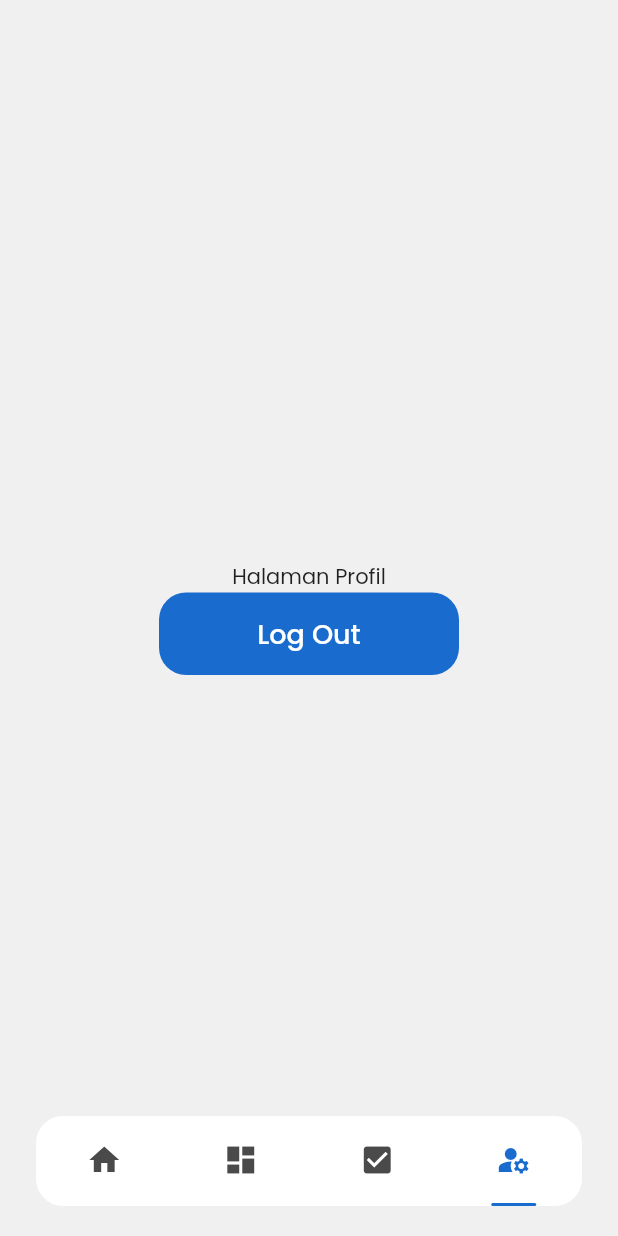
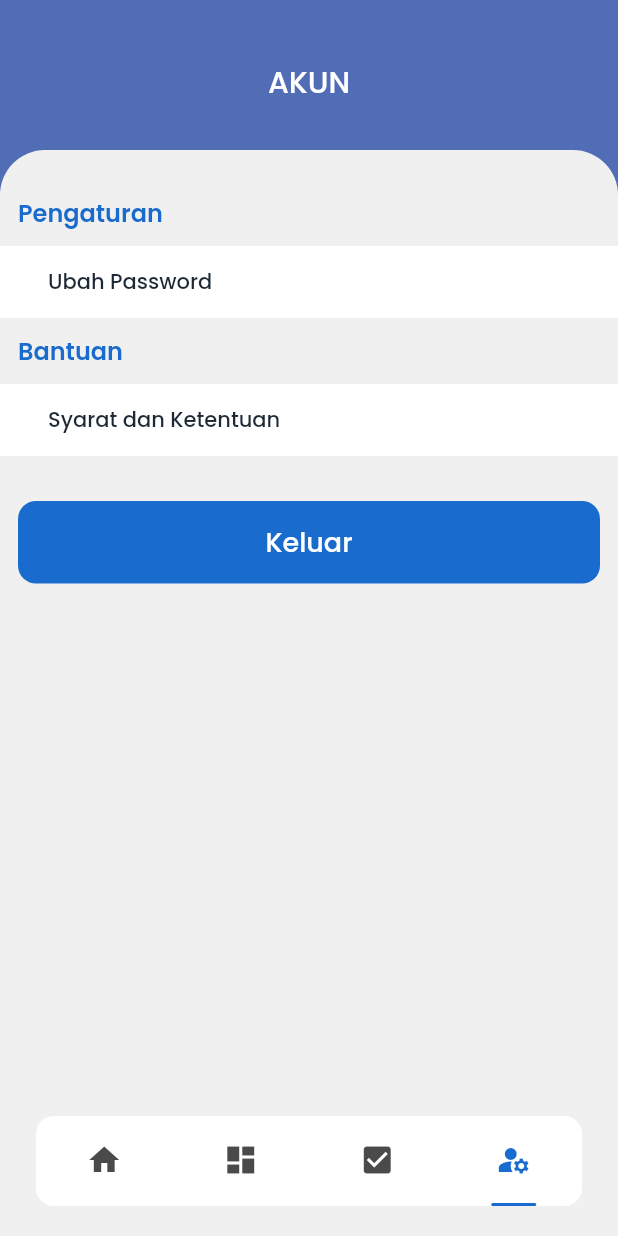
Before and after one commit to ariefendi992/uim-beasiswa-naive-bayes, a Flutter app: the MainPage screen opened by its route, item 4 of the bottom bar chosen, on a phone screen of 412 x 824 dp. Run offline on Flutter 3.47's test engine with Material 2 defaults, Android fonts, the light colour scheme and no system bars; our stand-ins replace bloc, equatable, flutter_bloc, flutter_secure_storage; accounts and stored records are empty.

Commit message:
custom akun page

```diff
--- a/lib/ui/pages/profil_page.dart
+++ b/lib/ui/pages/profil_page.dart
@@ -1,9 +1,13 @@
 import 'package:flutter/material.dart';
+import 'package:flutter/rendering.dart';
 import 'package:flutter_bloc/flutter_bloc.dart';
 import 'package:ft_uim_naive_bayes/cubit/auth/auth_cubit.dart';
 import 'package:ft_uim_naive_bayes/cubit/page_cubit.dart';
-import 'package:ft_uim_naive_bayes/storage/storage.dart';
+import 'package:ft_uim_naive_bayes/ui/pages/syarat_ketentuan_page.dart';
+// import 'package:ft_uim_naive_bayes/storage/storage.dart';
 import 'package:ft_uim_naive_bayes/ui/widgets/custom_button.dart';
+import 'package:ft_uim_naive_bayes/ui/widgets/cuttom_background_menu_akun.dart';
+import 'package:ft_uim_naive_bayes/ui/widgets/cuttom_button_akun.dart';
 import 'package:ft_uim_naive_bayes/utils/theme.dart';
 
 class ProfilPage extends StatelessWidget {
@@ -11,11 +15,89 @@ class ProfilPage extends StatelessWidget {
 
   @override
   Widget build(BuildContext context) {
-    return Center(
+    return Scaffold(
+      backgroundColor: kBarColor,
+      body: SafeArea(
+        child: Stack(
+          children: [
+            Center(
               child: Column(
-        mainAxisAlignment: MainAxisAlignment.center,
                 children: [
-          Text('Halaman Profil'),
+                  const SizedBox(height: 40),
+                  Container(
+                    child: Row(
+                      mainAxisAlignment: MainAxisAlignment.spaceBetween,
+                      children: [
+                        SizedBox(),
+                        Text(
+                          'AKUN',
+                          style: whiteTextStyle.copyWith(
+                            fontSize: 20,
+                            fontWeight: medium,
+                          ),
+                        ),
+                        SizedBox(),
+                      ],
+                    ),
+                  ),
+                ],
+              ),
+            ),
+            Container(
+              margin: EdgeInsets.only(top: 100),
+              padding: EdgeInsets.symmetric(vertical: 30),
+              width: double.infinity,
+              height: MediaQuery.of(context).size.height,
+              decoration: BoxDecoration(
+                  color: kBackgroundColor,
+                  borderRadius:
+                      BorderRadius.vertical(top: Radius.circular(30))),
+              child: Column(
+                crossAxisAlignment: CrossAxisAlignment.start,
+                children: [
+                  Container(
+                    margin: EdgeInsets.only(left: 12, bottom: 10),
+                    child: Text(
+                      'Pengaturan',
+                      style: blueTextStyle.copyWith(
+                          fontSize: 16, fontWeight: semiBold),
+                    ),
+                  ),
+                  CustomBackgroundMenuAkun(
+                    children: [
+                      CustomButtonAkun(
+                        text: 'Ubah Password',
+                        onPressed: () {},
+                      ),
+                    ],
+                  ),
+                  Container(
+                    margin: EdgeInsets.only(left: 12, bottom: 10),
+                    child: Text(
+                      'Bantuan',
+                      style: blueTextStyle.copyWith(
+                          fontSize: 16, fontWeight: semiBold),
+                    ),
+                  ),
+                  // SYARAT KETENTUAN BUTTON
+                  CustomBackgroundMenuAkun(
+                    children: [
+                      CustomButtonAkun(
+                        text: 'Syarat dan Ketentuan',
+                        onPressed: () {
+                          Navigator.push(
+                            context,
+                            MaterialPageRoute(
+                              builder: (context) {
+                                return SyaratPage();
+                              },
+                            ),
+                          );
+                        },
+                      ),
+                    ],
+                  ),
+                  SizedBox(height: 20),
                   BlocConsumer<AuthCubit, AuthState>(
                     listener: (context, state) {
                       if (state is AuthFailed) {
@@ -37,18 +119,25 @@ class ProfilPage extends StatelessWidget {
                           child: CircularProgressIndicator(),
                         );
                       }
-              return Center(
+                      return Container(
+                        margin: const EdgeInsets.symmetric(horizontal: 12),
+                        child: Center(
                           child: CustomButton(
-                    width: 200,
-                    hintText: 'Log Out',
+                              width: double.infinity,
+                              hintText: 'Keluar',
                               onPressed: () async {
                                 context.read<AuthCubit>().signOut();
-                      await SecureStorages().deleteKey('timeExpire');
+                                // await SecureStorages().deleteKey('timeExpire');
                               }),
+                        ),
                       );
                     },
-          )
+                  ),
                 ],
+              ),
+            ),
+          ],
+        ),
       ),
     );
   }
--- a/lib/ui/pages/splash_page.dart
+++ b/lib/ui/pages/splash_page.dart
@@ -21,8 +21,8 @@ class _SplashScreenState extends State<SplashScreen> {
   @override
   void initState() {
     super.initState();
-    // autoDeleteToken();
-    autoLogout();
+    autoDeleteToken();
+    // autoLogout();
     Timer(Duration(seconds: 3), () {
       autoLogin();
     });
--- /dev/null
+++ b/lib/ui/widgets/cuttom_background_menu_akun.dart
@@ -0,0 +1,26 @@
+import 'package:flutter/material.dart';
+import 'package:ft_uim_naive_bayes/utils/theme.dart';
+
+class CustomBackgroundMenuAkun extends StatelessWidget {
+  final List<Widget> children;
+  const CustomBackgroundMenuAkun({
+    Key? key,
+    required this.children,
+  }) : super(key: key);
+
+  @override
+  Widget build(BuildContext context) {
+    return Container(
+      width: double.infinity,
+      padding: EdgeInsets.symmetric(horizontal: defaultPadding),
+      margin: const EdgeInsets.only(bottom: 10),
+      decoration: BoxDecoration(
+        color: kWhiteColor,
+      ),
+      child: Column(
+        crossAxisAlignment: CrossAxisAlignment.start,
+        children: children,
+      ),
+    );
+  }
+}
--- /dev/null
+++ b/lib/ui/widgets/cuttom_button_akun.dart
@@ -0,0 +1,23 @@
+import 'package:flutter/material.dart';
+import 'package:ft_uim_naive_bayes/utils/theme.dart';
+
+class CustomButtonAkun extends StatelessWidget {
+  final String text;
+  final Function() onPressed;
+  const CustomButtonAkun({
+    Key? key,
+    required this.text,
+    required this.onPressed,
+  }) : super(key: key);
+
+  @override
+  Widget build(BuildContext context) {
+    return TextButton(
+      onPressed: onPressed,
+      child: Text(
+        text,
+        style: blackTextStyle.copyWith(),
+      ),
+    );
+  }
+}
--- a/lib/utils/theme.dart
+++ b/lib/utils/theme.dart
@@ -31,4 +31,4 @@ FontWeight bold = FontWeight.w700;
 
 // margin  & padding & borderRadius
 double defaultPadding = 24.0;
-double defaultRadius = 18.0;
+double defaultRadius = 12.0;
--- a/lib/utils/url.dart
+++ b/lib/utils/url.dart
@@ -1,2 +1,3 @@
-// var baseUrl = 'http://192.168.43.28:5000';
-var baseUrl = 'https://api.beasiswa-tuim.site';
+var baseUrl = 'http://192.168.43.28:5000';
+// var baseUrl = 'http://192.168.1.6:5000';
+// var baseUrl = 'https://api.beasiswa-tuim.site';
```
Also changed, not shown: lib/ui/pages/login_page.dart (+6 -3 lines), lib/ui/pages/syarat_ketentuan_page.dart (added, +151 -0 lines). Lines whose indentation alone changed are shown as unchanged.
